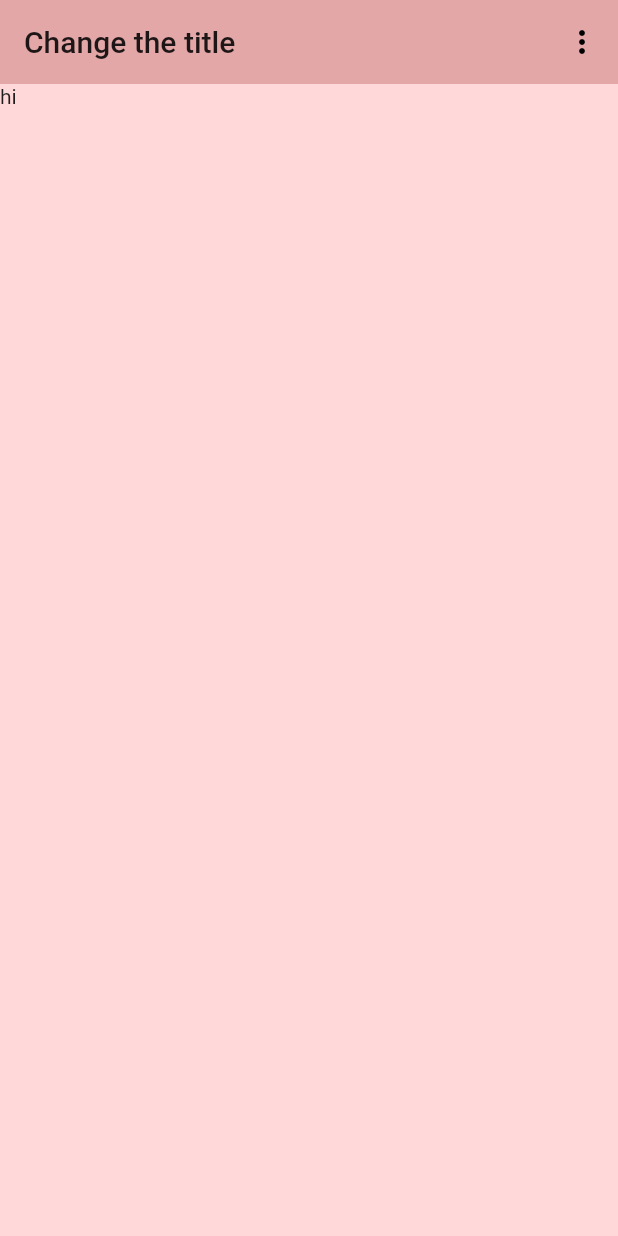
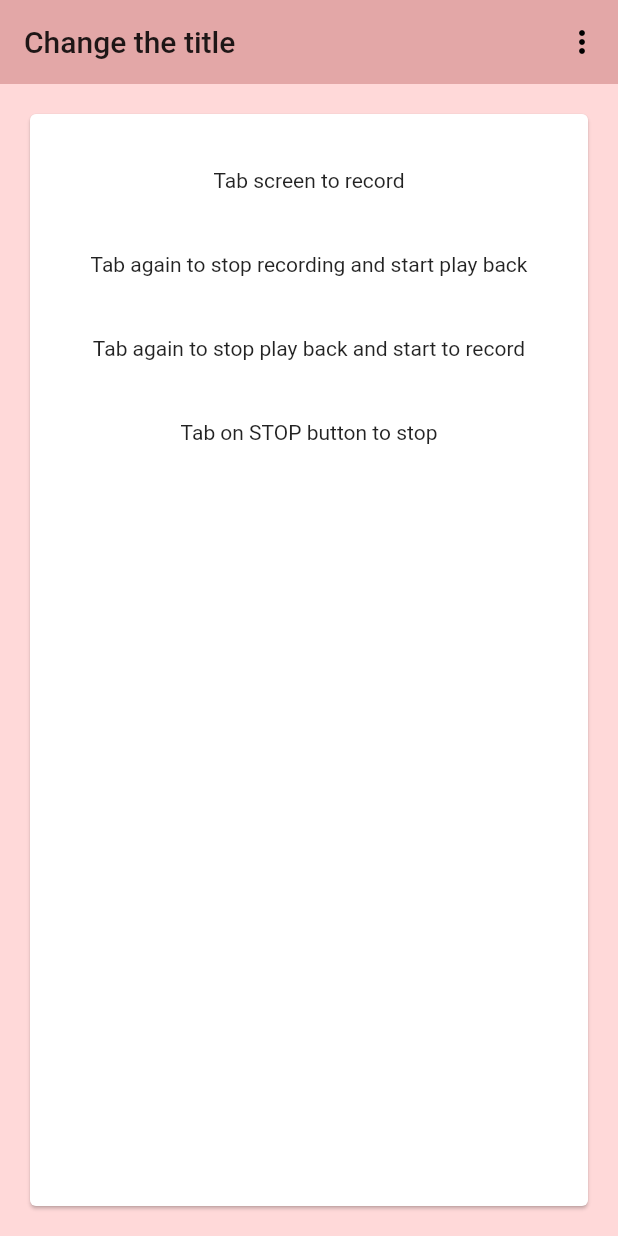
Before and after one commit to yoyoyoju/loop_record, a Flutter app: the screen it shows after launch, on a phone screen of 412 x 824 dp. Run offline on Flutter 3.47's test engine with Material 2 defaults, Android fonts, the phone set to English and light mode, and no system bars; our stand-ins replace audioplayers, file, shared_preferences; missing offline and left inert: flutter_audio_recorder, key_value_store, key_value_store_flutter; Roboto replaces fonts that are missing (Times new Roman).

Commit message:
Add card to home-screen

```diff
--- a/loop_record_app/lib/strings.dart
+++ b/loop_record_app/lib/strings.dart
@@ -15,4 +15,13 @@ class Strings {
   static const String PLAYING_INSTRUCTION = "Tab to record";
 
   static const String STOP_BUTTON = "STOP";
+
+  // home screen
+  static const String HOW_TITLE = "HOW TO:";
+  static const List<String> HOW_TEXT = [
+    "Tab screen to record",
+    "Tab again to stop recording and start play back",
+    "Tab again to stop play back and start to record",
+    "Tab on STOP button to stop",
+  ];
 }
--- a/loop_record_app/lib/widgets/howto_guide.dart
+++ b/loop_record_app/lib/widgets/howto_guide.dart
@@ -1,4 +1,5 @@
 import 'package:flutter/material.dart';
+import 'package:loop_record_app/strings.dart';
 import 'package:loop_record_app_core/loop_record_app_core.dart';
 
 class HowtoGuide extends StatelessWidget {
@@ -11,10 +12,51 @@ class HowtoGuide extends StatelessWidget {
   @override
   Widget build(BuildContext context) {
     return Stack(children: [
-      Text('hi'), // TODO Add the body
+      HowtoCard(),
       GestureDetector(
         onTap: this.onTap,
       ),
     ]);
   }
 }
+
+class HowtoCard extends StatelessWidget {
+  @override
+  Widget build(BuildContext context) {
+    return Container(
+      width: double.infinity,
+      padding: const EdgeInsets.all(16.0),
+      child: Card(
+        child: Padding(
+          padding: const EdgeInsets.all(16.0),
+          child: HowtoText(Strings.HOW_TEXT),
+        ),
+      ),
+    );
+  }
+}
+
+class HowtoText extends StatelessWidget {
+  final List<String> texts;
+  final double padding;
+
+  HowtoText(this.texts, [this.padding = 20.0]);
+
+  @override
+  Widget build(BuildContext context) {
+    return Column(
+      children: texts
+          .map(
+            (text) => Padding(
+              padding: EdgeInsets.symmetric(
+                vertical: padding,
+              ),
+              child: Text(
+                text,
+              ),
+            ),
+          )
+          .toList(),
+    );
+  }
+}
```
